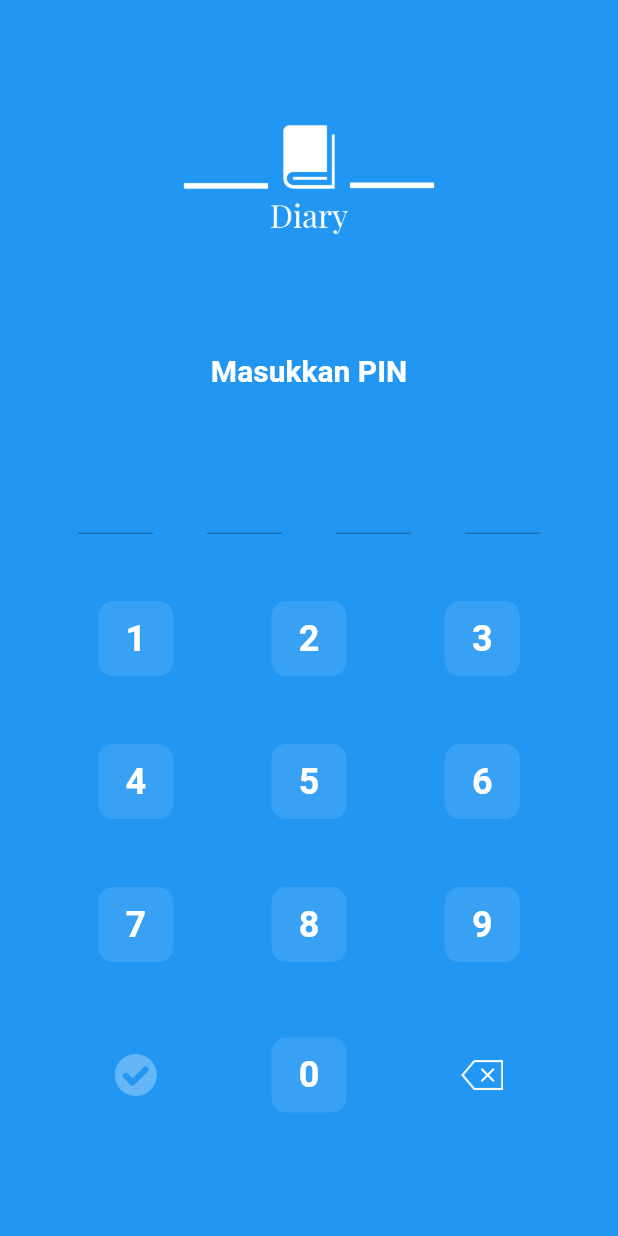
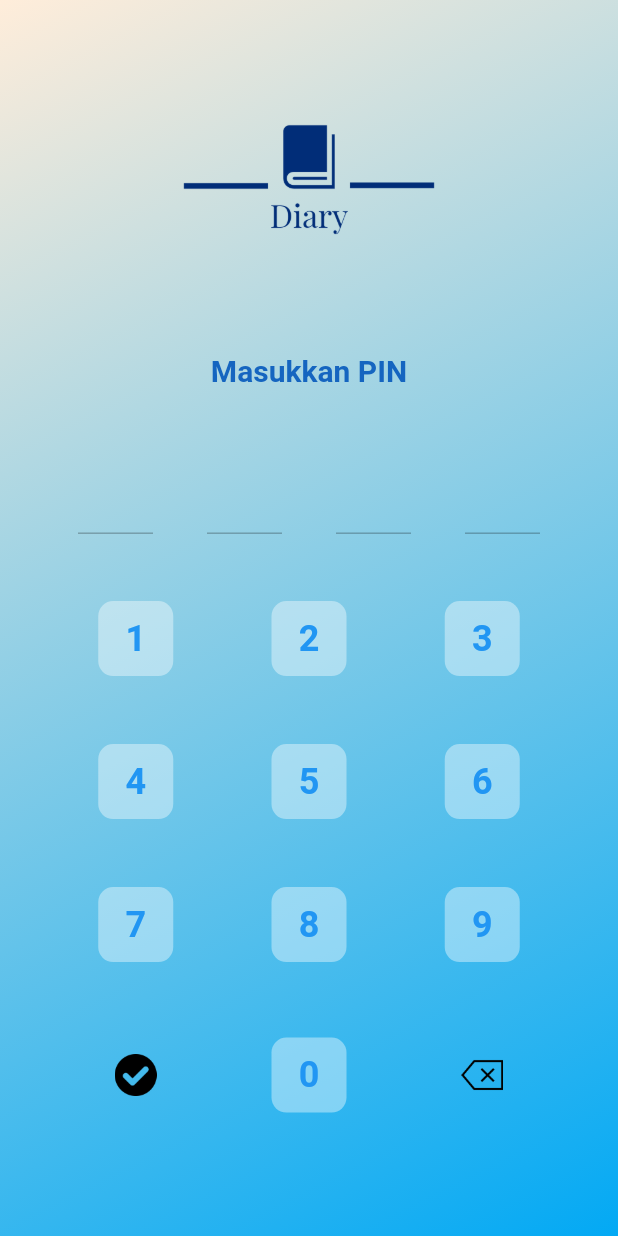
Before and after one commit to TheoGalang/SPINTHER, a Flutter app: the screen it shows once a user with an empty profile is signed in, after a tap on "Diary", on a phone screen of 412 x 824 dp. Run offline on Flutter 3.47's test engine with Material 2 defaults, Android fonts, the light colour scheme and no system bars; our stand-ins replace cloud_firestore, firebase_auth, firebase_core, flutter_fortune_wheel, grouped_list; accounts and stored records are empty; network calls fail.

Commit message:
font and color fixed

```diff
--- a/lib/diary_page/diaryLogin.dart
+++ b/lib/diary_page/diaryLogin.dart
@@ -18,8 +18,13 @@ class _DiaryLoginState extends State<DiaryLogin> {
         body: Container(
           decoration: BoxDecoration(
               gradient: LinearGradient(
-                  colors: [Colors.blue, Colors.blue],
-                  begin: Alignment.topRight)),
+            begin: Alignment.bottomRight,
+            end: Alignment.topLeft,
+            colors: [
+              Colors.lightBlue,
+              Color.fromRGBO(255, 237, 218, 10),
+            ],
+          )),
           child: OtpScreen(),
         ),
       ),
@@ -42,10 +47,10 @@ class _OtpScreenState extends State<OtpScreen> {
   var outlineInputBorder = InputDecoration(
     contentPadding: EdgeInsets.all(16.0),
     enabledBorder:
-        UnderlineInputBorder(borderSide: BorderSide(color: Colors.white)),
+        UnderlineInputBorder(borderSide: BorderSide(color: Colors.blue)),
     focusedBorder:
-        UnderlineInputBorder(borderSide: BorderSide(color: Colors.white)),
-    border: UnderlineInputBorder(borderSide: BorderSide(color: Colors.white)),
+        UnderlineInputBorder(borderSide: BorderSide(color: Colors.blue)),
+    border: UnderlineInputBorder(borderSide: BorderSide(color: Colors.blue)),
   );
 
   int pinIndex = 0;
@@ -57,7 +62,7 @@ class _OtpScreenState extends State<OtpScreen> {
           Container(
             height: MediaQuery.of(context).size.height / 3.5,
             width: MediaQuery.of(context).size.width,
-            child: Image.asset("assets/image/Diary.png"),
+            child: Image.asset("assets/image/diaryLogo.png"),
           ),
           Container(
             alignment: Alignment(0, 0.5),
@@ -173,7 +178,7 @@ class _OtpScreenState extends State<OtpScreen> {
                           ),
                           child: Image.asset(
                             "assets/image/done.png",
-                            color: Colors.white30,
+                            color: Colors.black,
                           ),
                         ),
                       ),
@@ -195,7 +200,7 @@ class _OtpScreenState extends State<OtpScreen> {
                           ),
                           child: Image.asset(
                             "assets/image/delete.png",
-                            color: Colors.white,
+                            color: Colors.black,
                           ),
                         ),
                       ),
@@ -286,7 +291,7 @@ class _OtpScreenState extends State<OtpScreen> {
     return Text(
       "Masukkan PIN",
       style: TextStyle(
-        color: Colors.white,
+        color: Colors.blue[800],
         fontSize: 20.0,
         fontWeight: FontWeight.bold,
       ),
@@ -311,7 +316,9 @@ class PINNumber extends StatelessWidget {
         textAlign: TextAlign.center,
         decoration: outlineInputBorder,
         style: TextStyle(
-            fontWeight: FontWeight.bold, fontSize: 30.0, color: Colors.white),
+            fontWeight: FontWeight.bold,
+            fontSize: 30.0,
+            color: Colors.blue[800]),
       ),
     );
   }
@@ -328,7 +335,7 @@ class KeyboardNumber extends StatelessWidget {
         height: 50.0,
         decoration: BoxDecoration(
           borderRadius: BorderRadius.circular(10.0),
-          color: Colors.white.withOpacity(0.1),
+          color: Colors.white.withOpacity(0.4),
         ),
         alignment: Alignment.center,
         child: MaterialButton(
@@ -342,7 +349,7 @@ class KeyboardNumber extends StatelessWidget {
               textAlign: TextAlign.center,
               style: TextStyle(
                   fontSize: 24 * MediaQuery.of(context).textScaleFactor,
-                  color: Colors.white,
+                  color: Colors.blue,
                   fontWeight: FontWeight.bold),
             )));
   }
--- a/lib/diary_page/writeDiary.dart
+++ b/lib/diary_page/writeDiary.dart
@@ -10,7 +10,15 @@ class WriteDiary extends StatefulWidget {
 }
 
 Color color = Colors.white;
-List colors = [Colors.red[100], Colors.green[300], Colors.yellow[100]];
+List colors = [
+  Colors.red[100],
+  Colors.green[100],
+  Colors.yellow[100],
+  Colors.cyan[100],
+  Colors.amber[100],
+  Colors.blueGrey[100],
+  Colors.blue[100]
+];
 Random random = new Random();
 int index = 0;
 
@@ -18,12 +26,13 @@ class _WriteDiaryState extends State<WriteDiary> {
   @override
   Widget build(BuildContext context) {
     void changeIndex() {
-      setState(() => index = random.nextInt(3));
+      setState(() => index = random.nextInt(7));
     }
 
     return Scaffold(
       backgroundColor: color,
       appBar: AppBar(
+        backgroundColor: Colors.indigo,
         title: Text(
           'My Diary',
           style: TextStyle(
@@ -39,7 +48,7 @@ class _WriteDiaryState extends State<WriteDiary> {
               child: Container(
                 width: MediaQuery.of(context).size.width,
                 height: MediaQuery.of(context).size.height / 4.5,
-                color: Colors.blue,
+                color: Colors.indigo,
                 child: Center(
                   child: Column(
                     mainAxisAlignment: MainAxisAlignment.spaceEvenly,
@@ -170,7 +179,7 @@ class _WriteDiaryState extends State<WriteDiary> {
                               height: 70,
                               child: GestureDetector(
                                 onTap: () => setState(() =>
-                                    color = colors[index = random.nextInt(3)]),
+                                    color = colors[index = random.nextInt(7)]),
                                 child: SizedBox(
                                   child: Column(
                                     mainAxisAlignment:
```
Also changed, not shown: lib/diary_page/diaryList.dart (+15 -1 lines), lib/editProfile.dart (+11 -5 lines), lib/spinWheel_page/spinWheel.dart (+12 -1 lines), assets/image/diaryLogo.png (added).
